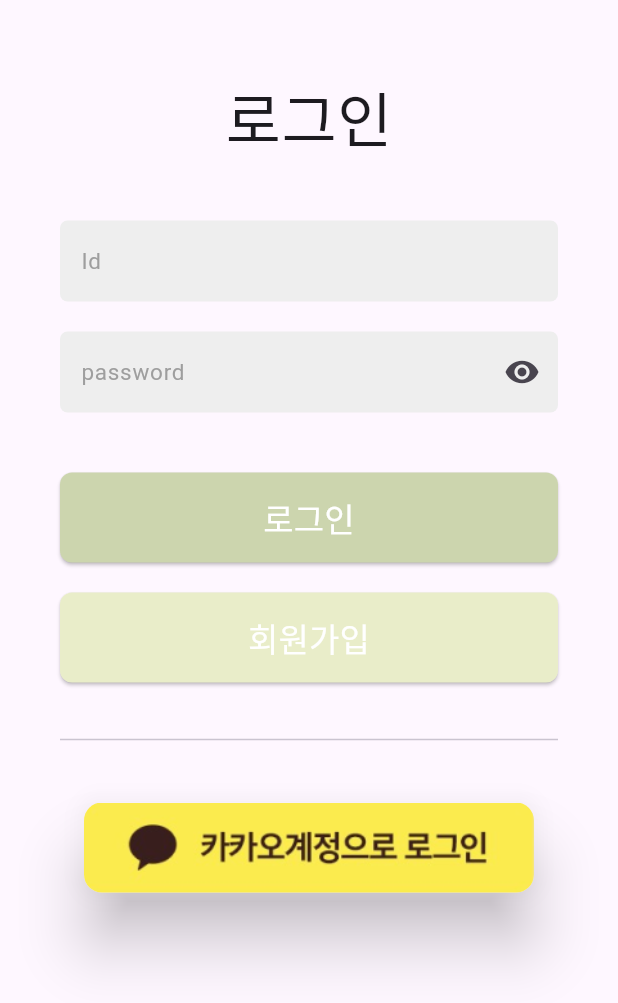
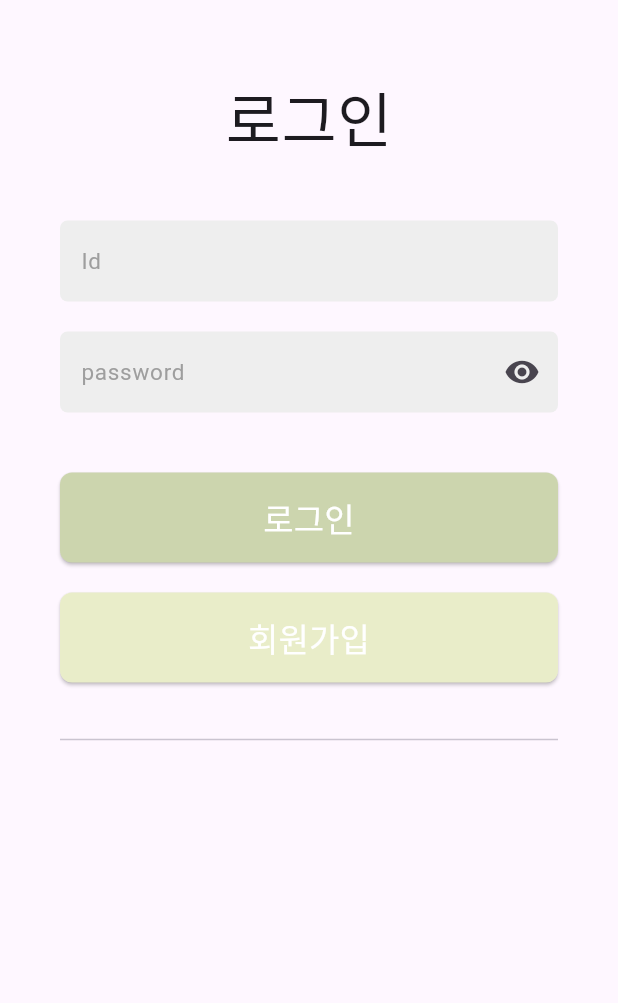
Before and after one commit to Men-Who-Are-Crazy-About-Coffee/Copick, a Flutter app: the screen it shows after launch, after a tap on "서비스 이용해보기", on a phone screen of 412 x 824 dp. Shown: the top 1003 px of the screen. Run offline on Flutter 3.47's test engine with Material 3 defaults, Android fonts, the phone set to English and light mode, and no system bars; our stand-ins replace camera, dio, fl_chart, flutter_dotenv, flutter_secure_storage, image_picker; missing offline and left inert: flutter_config; network calls fail.

Commit message:
fix: 카카오로그인 비활성화

```diff
--- a/fe/lib/src/screens/login_page.dart
+++ b/fe/lib/src/screens/login_page.dart
@@ -157,26 +157,26 @@
                           const SizedBox(
                             height: 30,
                           ),
-                          Card(
-                            elevation: 18,
-                            clipBehavior: Clip.antiAlias,
-                            child: Ink.image(
-                              image:
-                                  const AssetImage('assets/images/kakao.png'),
-                              fit: BoxFit.cover, // 이미지 채우기 방식 지정
-                              width: 300,
-                              height: 60,
-                              child: InkWell(
-                                onTap: () {},
+                          // Card(
+                          //   elevation: 18,
+                          //   clipBehavior: Clip.antiAlias,
+                          //   child: Ink.image(
+                          //     image:
+                          //         const AssetImage('assets/images/kakao.png'),
+                          //     fit: BoxFit.cover, // 이미지 채우기 방식 지정
+                          //     width: 300,
+                          //     height: 60,
+                          //     child: InkWell(
+                          //       onTap: () {},
 
-                                // InkWell이 꽉 찬 영역에 반응하도록 Container 등으로 감싸거나 크기를 지정
-                                child: const SizedBox(
-                                  width: 500, // InkWell의 크기를 지정
-                                  height: 60,
-                                ),
-                              ),
-                            ),
-                          ),
+                          //       // InkWell이 꽉 찬 영역에 반응하도록 Container 등으로 감싸거나 크기를 지정
+                          //       child: const SizedBox(
+                          //         width: 500, // InkWell의 크기를 지정
+                          //         height: 60,
+                          //       ),
+                          //     ),
+                          //   ),
+                          // ),
                         ],
                       ),
                     )),
```
Also changed, not shown: fe/lib/src/screens/video_page.dart (+4 -4 lines).
